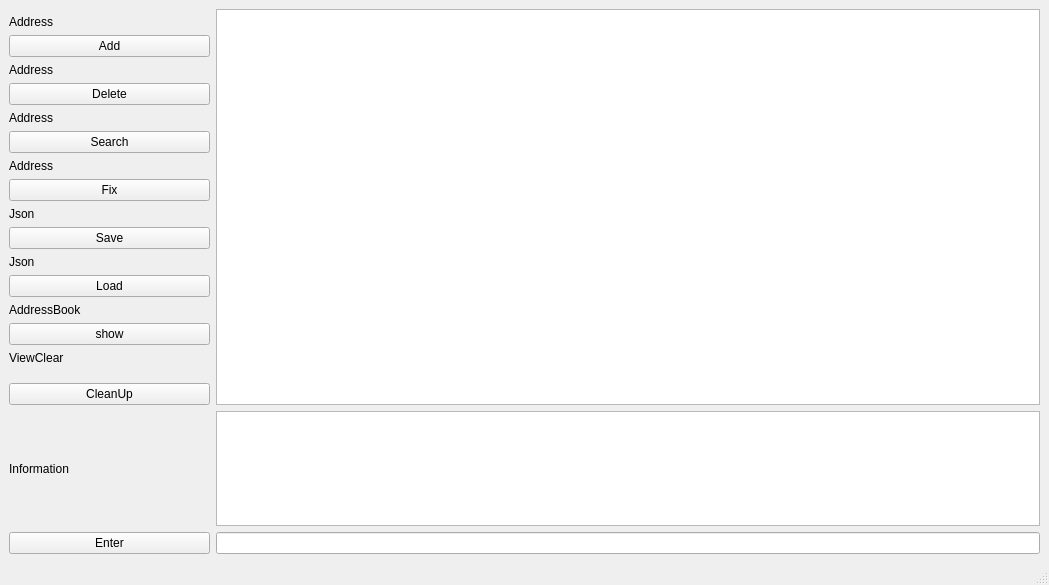
This is mainwindow.ui in minseokkim27/2mygit as Qt 5 draws it before an edit. The edited form follows.
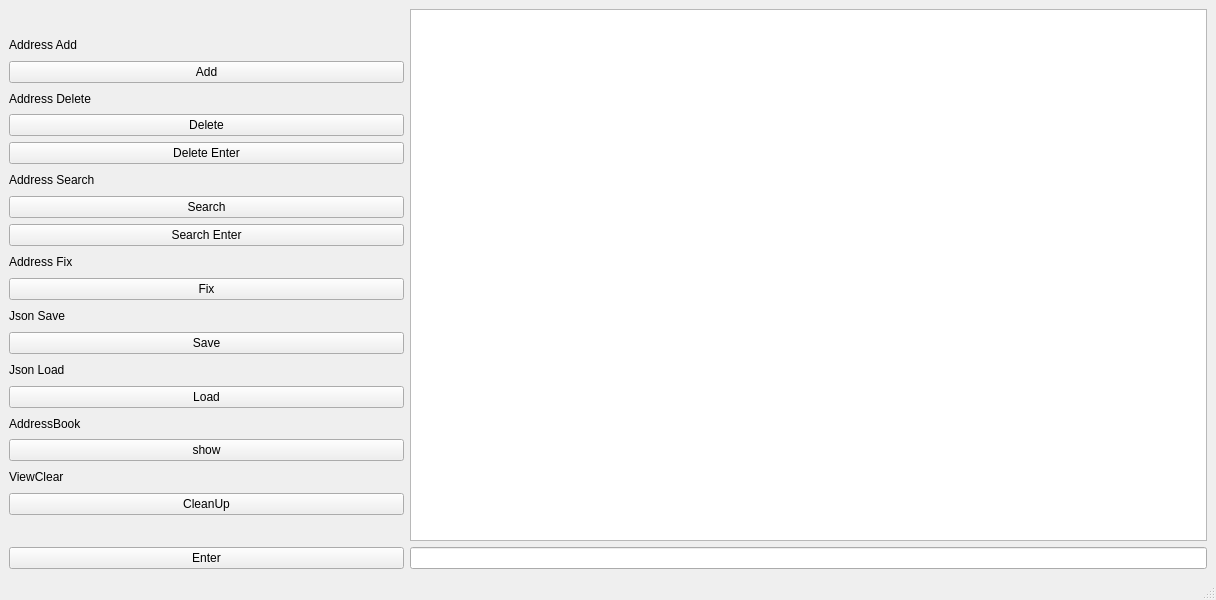
This is the edited form.

Commit message: ui 수정 / 삭제, 검색 기능 추가

```diff
--- a/mainwindow.ui
+++ b/mainwindow.ui
@@ -6,8 +6,8 @@
    <rect>
     <x>0</x>
     <y>0</y>
-    <width>1049</width>
-    <height>585</height>
+    <width>1216</width>
+    <height>600</height>
    </rect>
   </property>
   <property name="windowTitle">
@@ -17,125 +17,49 @@
    <layout class="QVBoxLayout" name="verticalLayout">
     <item>
      <layout class="QGridLayout" name="gridLayout">
-      <item row="13" column="0">
-       <widget class="QLabel" name="label_AddressBook">
+      <item row="32" column="0">
+       <widget class="QPushButton" name="pushButton_enter">
         <property name="text">
-         <string>AddressBook</string>
-        </property>
-       </widget>
-      </item>
-      <item row="6" column="0">
-       <widget class="QPushButton" name="pushButton_Search">
-        <property name="text">
-         <string>Search</string>
-        </property>
-       </widget>
-      </item>
-      <item row="2" column="0">
-       <widget class="QPushButton" name="pushButton_Add">
-        <property name="text">
-         <string>Add</string>
-        </property>
-       </widget>
-      </item>
-      <item row="8" column="0">
-       <widget class="QPushButton" name="pushButton_Fix">
-        <property name="text">
-         <string>Fix</string>
-        </property>
-       </widget>
-      </item>
-      <item row="1" column="0">
-       <widget class="QLabel" name="label_Address_Add">
-        <property name="text">
-         <string>Address</string>
-        </property>
-       </widget>
-      </item>
-      <item row="30" column="1" colspan="4">
-       <widget class="QTextEdit" name="textEdit_info"/>
-      </item>
-      <item row="31" column="1" colspan="4">
-       <widget class="QLineEdit" name="lineEdit"/>
-      </item>
-      <item row="30" column="0">
-       <widget class="QLabel" name="label_Information">
-        <property name="text">
-         <string>Information</string>
-        </property>
-       </widget>
-      </item>
-      <item row="10" column="0">
-       <widget class="QPushButton" name="pushButton_Save">
-        <property name="text">
-         <string>Save</string>
-        </property>
-       </widget>
-      </item>
-      <item row="5" column="0">
-       <widget class="QLabel" name="label_Address_ser">
-        <property name="text">
-         <string>Address</string>
+         <string>Enter</string>
         </property>
        </widget>
       </item>
       <item row="9" column="0">
+       <widget class="QLabel" name="label_Address_Fix">
+        <property name="text">
+         <string>Address Fix</string>
+        </property>
+       </widget>
+      </item>
+      <item row="11" column="0">
        <widget class="QLabel" name="label_Json_save">
         <property name="text">
-         <string>Json</string>
-        </property>
-       </widget>
-      </item>
-      <item row="4" column="0">
-       <widget class="QPushButton" name="pushButton_Delete">
-        <property name="text">
-         <string>Delete</string>
+         <string>Json Save</string>
         </property>
        </widget>
       </item>
       <item row="3" column="0">
        <widget class="QLabel" name="label_Address_Del">
         <property name="text">
-         <string>Address</string>
+         <string>Address Delete</string>
         </property>
        </widget>
       </item>
-      <item row="7" column="0">
-       <widget class="QLabel" name="label_Address_Fix">
-        <property name="text">
-         <string>Address</string>
-        </property>
-       </widget>
-      </item>
-      <item row="12" column="0">
+      <item row="14" column="0">
        <widget class="QPushButton" name="pushButton_Load">
         <property name="text">
          <string>Load</string>
         </property>
        </widget>
       </item>
-      <item row="31" column="0">
-       <widget class="QPushButton" name="pushButton_enter">
+      <item row="5" column="0">
+       <widget class="QPushButton" name="pushButton_Delete_Enter">
         <property name="text">
-         <string>Enter</string>
+         <string>Delete Enter</string>
         </property>
        </widget>
       </item>
-      <item row="14" column="0">
-       <widget class="QPushButton" name="pushButton_show">
-        <property name="text">
-         <string>show</string>
-        </property>
-       </widget>
-      </item>
-      <item row="11" column="0">
-       <widget class="QLabel" name="label_Json">
-        <property name="text">
-         <string>Json</string>
-        </property>
-       </widget>
-      </item>
-      <item row="15" column="0">
+      <item row="17" column="0">
        <widget class="QLabel" name="label_ViewClear">
         <property name="text">
          <string>ViewClear</string>
@@ -149,9 +73,89 @@
         </property>
        </widget>
       </item>
-      <item row="0" column="1" rowspan="19" colspan="4">
+      <item row="32" column="1" colspan="2">
+       <widget class="QLineEdit" name="lineEdit"/>
+      </item>
+      <item row="15" column="0">
+       <widget class="QLabel" name="label_AddressBook">
+        <property name="text">
+         <string>AddressBook</string>
+        </property>
+       </widget>
+      </item>
+      <item row="4" column="0">
+       <widget class="QPushButton" name="pushButton_Delete">
+        <property name="text">
+         <string>Delete</string>
+        </property>
+       </widget>
+      </item>
+      <item row="13" column="0">
+       <widget class="QLabel" name="label_Json">
+        <property name="text">
+         <string>Json Load</string>
+        </property>
+       </widget>
+      </item>
+      <item row="6" column="0">
+       <widget class="QLabel" name="label_Address_ser">
+        <property name="text">
+         <string>Address Search</string>
+        </property>
+       </widget>
+      </item>
+      <item row="10" column="0">
+       <widget class="QPushButton" name="pushButton_Fix">
+        <property name="text">
+         <string>Fix</string>
+        </property>
+       </widget>
+      </item>
+      <item row="12" column="0">
+       <widget class="QPushButton" name="pushButton_Save">
+        <property name="text">
+         <string>Save</string>
+        </property>
+       </widget>
+      </item>
+      <item row="1" column="0">
+       <widget class="QLabel" name="label_Address_Add">
+        <property name="text">
+         <string>Address Add</string>
+        </property>
+       </widget>
+      </item>
+      <item row="16" column="0">
+       <widget class="QPushButton" name="pushButton_show">
+        <property name="text">
+         <string>show</string>
+        </property>
+       </widget>
+      </item>
+      <item row="2" column="0">
+       <widget class="QPushButton" name="pushButton_Add">
+        <property name="text">
+         <string>Add</string>
+        </property>
+       </widget>
+      </item>
+      <item row="8" column="0">
+       <widget class="QPushButton" name="pushButton_Search_Enter">
+        <property name="text">
+         <string>Search Enter</string>
+        </property>
+       </widget>
+      </item>
+      <item row="0" column="1" rowspan="20" colspan="2">
        <widget class="QTextEdit" name="textEdit_mainWindow"/>
       </item>
+      <item row="7" column="0">
+       <widget class="QPushButton" name="pushButton_Search">
+        <property name="text">
+         <string>Search</string>
+        </property>
+       </widget>
+      </item>
      </layout>
     </item>
    </layout>
```
Left out of the diff: 2 changed lines with no effect on the pictures. The commit also changes 2 other files.
